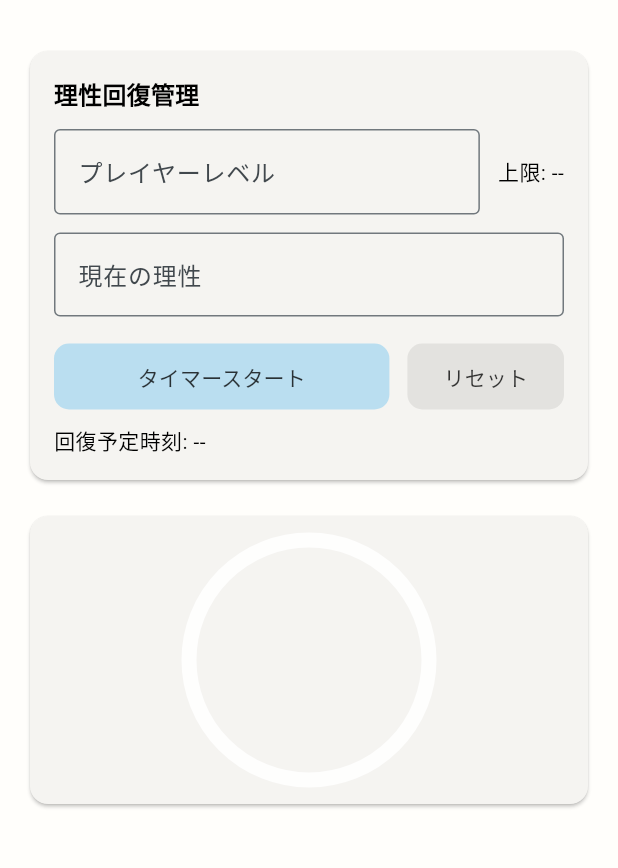
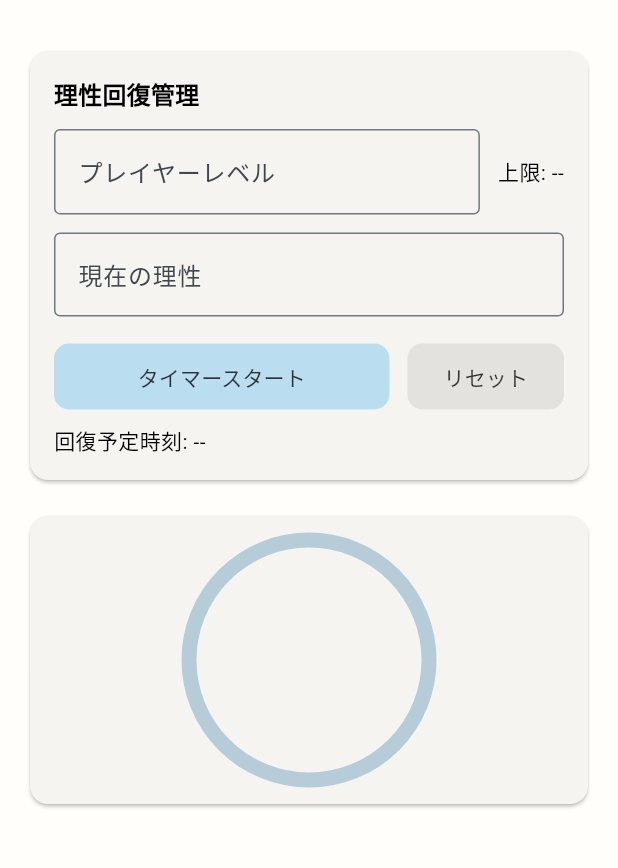
Before and after one commit to saica1101/arknights_timer, a Flutter app: the screen it shows after launch, on a phone screen of 412 x 824 dp, the part 63-931 px from its top. Run offline on Flutter 3.47's test engine with Material 3 defaults, Android fonts, the phone set to English and light mode, and no system bars; our stand-ins replace flutter_local_notifications, flutter_timezone, permission_handler, shared_preferences, timezone; missing offline and left inert: window_manager; Roboto replaces fonts that are missing (Segoe UI Variable).

Commit message:
chore: bump version to 1.1.0+2

```diff
--- a/lib/presentation/widgets/stamina_progress_ring.dart
+++ b/lib/presentation/widgets/stamina_progress_ring.dart
@@ -19,10 +19,10 @@ class StaminaProgressRing extends StatelessWidget {
     final isDark = scheme.brightness == Brightness.dark;
     final foreground = isDark
         ? const Color(0xFF0085FF) // AppColors.progressRingDark
-        : const Color(0xFFD4EAF7); // AppColors.progressRingLight
+        : const Color(0xFF71C4EF); // AppColors.progressRingLight
     final bgcolor = isDark
         ? const Color(0xFF9E9E9E) // AppColors.progressRingDark
-        : const Color(0xE1FFFFFF); // AppColors.progressRingLight
+        : const Color(0xFFB6CCD8); // AppColors.progressRingLight
     final track = Theme.of(context).cardColor.withValues(alpha: 0.3);
     return Stack(
       alignment: Alignment.center,
--- a/pubspec.yaml
+++ b/pubspec.yaml
@@ -16,7 +16,7 @@ publish_to: 'none' # Remove this line if you wish to publish to pub.dev
 # https://developer.apple.com/library/archive/documentation/General/Reference/InfoPlistKeyReference/Articles/CoreFoundationKeys.html
 # In Windows, build-name is used as the major, minor, and patch parts
 # of the product and file versions while build-number is used as the build suffix.
-version: 1.0.0+1
+version: 1.1.0+2
 
 environment:
   sdk: ^3.9.2
```
Also changed, not shown: pubspec.lock.
